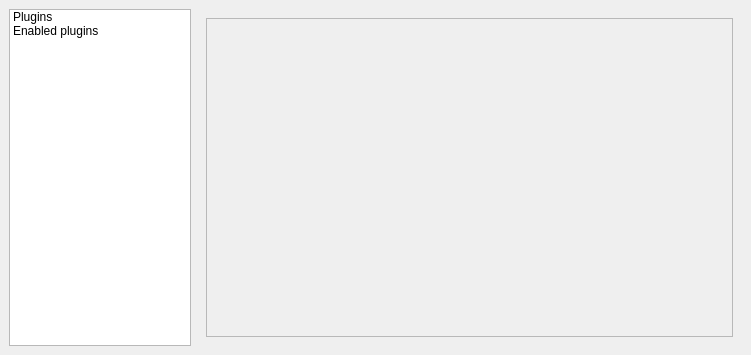
First picture: the form in sources/quadroui/src/pluginconfigwidget.ui, repository arcan1s/quadro-core, before the edit.
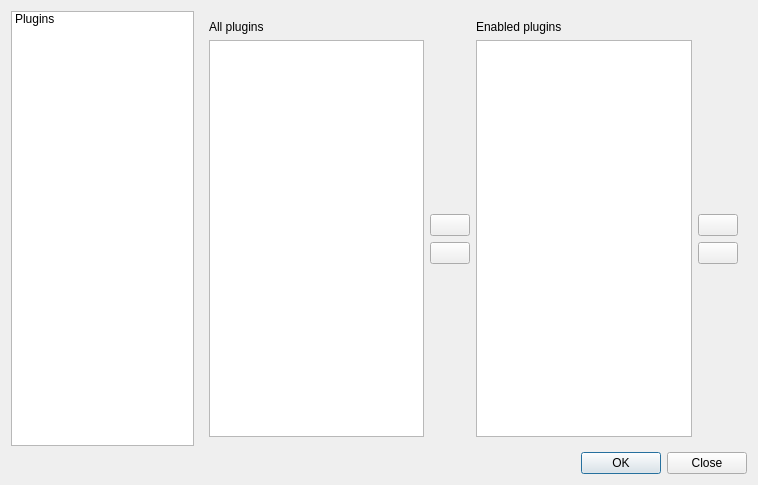
Second picture: the form after the edit. Icons and pictures are not drawn.

Commit message: Plugin API changes * add new required method to allow run several plugin instances * more pretty plugin configuration ui * rename mainwindow to quadromainwindow

The edit to the form file:
```diff
--- a/sources/quadroui/src/pluginconfigwidget.ui
+++ b/sources/quadroui/src/pluginconfigwidget.ui
@@ -1,20 +1,19 @@
 <?xml version="1.0" encoding="UTF-8"?>
 <ui version="4.0">
  <class>PluginConfigWidget</class>
- <widget class="QMainWindow" name="PluginConfigWidget">
+ <widget class="QDialog" name="PluginConfigWidget">
   <property name="geometry">
    <rect>
     <x>0</x>
     <y>0</y>
-    <width>751</width>
-    <height>355</height>
+    <width>758</width>
+    <height>485</height>
    </rect>
   </property>
   <property name="windowTitle">
    <string>Plugin configuration</string>
   </property>
-  <widget class="QWidget" name="centralwidget">
-   <layout class="QHBoxLayout" name="horizontalLayout_2">
+  <layout class="QVBoxLayout" name="verticalLayout">
     <item>
      <layout class="QHBoxLayout" name="horizontalLayout">
       <item>
@@ -63,13 +62,7 @@
          </property>
          <property name="icon">
           <iconset theme="preferences-plugin">
-           <normaloff/>
-          </iconset>
-         </property>
-        </item>
-        <item>
-         <property name="text">
-          <string>Enabled plugins</string>
+          <normaloff>.</normaloff>.</iconset>
          </property>
         </item>
        </widget>
@@ -85,30 +78,10 @@
         <widget class="QWidget" name="page_plugins">
          <layout class="QVBoxLayout" name="verticalLayout_2">
           <item>
-           <widget class="QScrollArea" name="scrollArea_plugins">
-            <property name="horizontalScrollBarPolicy">
-             <enum>Qt::ScrollBarAlwaysOff</enum>
-            </property>
-            <property name="widgetResizable">
-             <bool>true</bool>
-            </property>
-            <widget class="QWidget" name="scrollAreaWidgetContents_plugins">
-             <property name="geometry">
-              <rect>
-               <x>0</x>
-               <y>0</y>
-               <width>532</width>
-               <height>325</height>
-              </rect>
-             </property>
-             <layout class="QVBoxLayout" name="verticalLayout_7"/>
-            </widget>
-           </widget>
-          </item>
-         </layout>
-        </widget>
-        <widget class="QWidget" name="page_enabled">
-         <layout class="QHBoxLayout" name="horizontalLayout_5">
+          <layout class="QVBoxLayout" name="layout_information"/>
+         </item>
+         <item>
+          <layout class="QHBoxLayout" name="layout_plugins">
           <item>
            <layout class="QVBoxLayout" name="layout_allPlugins">
             <item>
@@ -246,13 +219,21 @@
            </layout>
           </item>
          </layout>
+         </item>
+        </layout>
         </widget>
        </widget>
       </item>
      </layout>
     </item>
-   </layout>
-  </widget>
+   <item>
+    <widget class="QDialogButtonBox" name="buttonBox">
+     <property name="standardButtons">
+      <set>QDialogButtonBox::Close|QDialogButtonBox::Ok</set>
+     </property>
+    </widget>
+   </item>
+  </layout>
  </widget>
  <resources/>
  <connections/>
```
Left out of the diff: 12 changed lines with no effect on the pictures. Lines whose indentation alone changed are shown as unchanged. The commit also changes 20 other files.
